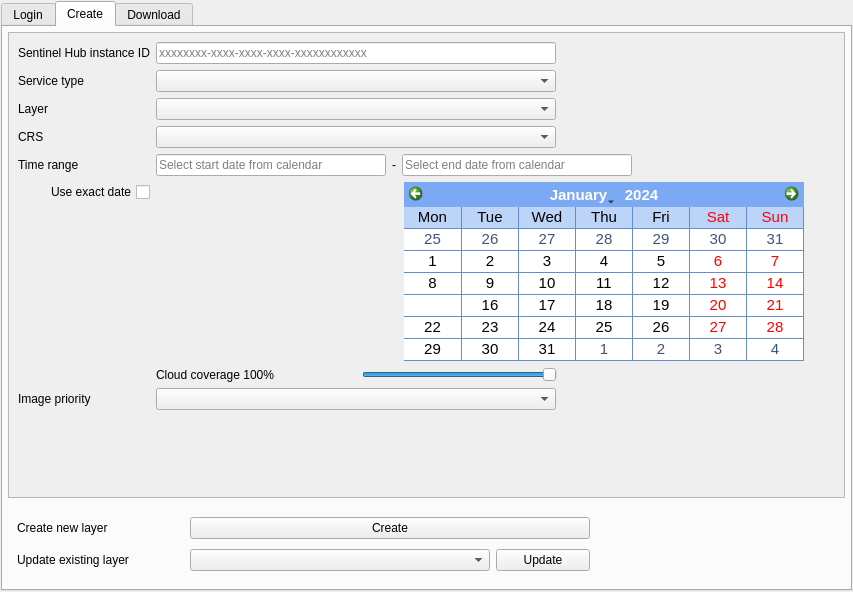
Old version of the form SentinelHub/dockwidget.ui in the repository sentinel-hub/sentinelhub-qgis-plugin.
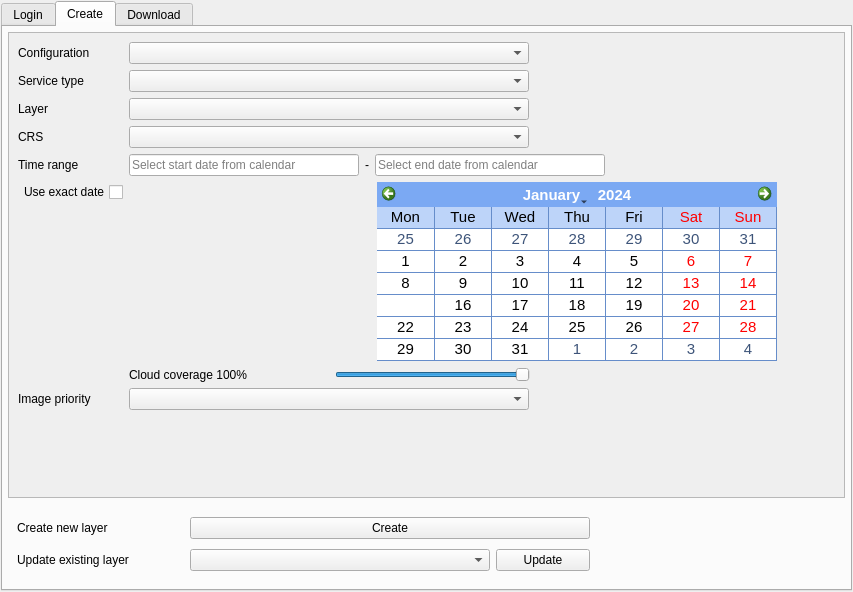
New version of the form. The open tabs and pages were chosen to show the change.

Commit message: WIP: configuration and layer updates

```diff
--- a/SentinelHub/dockwidget.ui
+++ b/SentinelHub/dockwidget.ui
@@ -340,89 +340,19 @@
               <rect>
                <x>0</x>
                <y>0</y>
-               <width>846</width>
-               <height>426</height>
+               <width>833</width>
+               <height>440</height>
               </rect>
              </property>
              <layout class="QGridLayout" name="gridLayout_4">
-              <item row="5" column="2">
-               <widget class="QComboBox" name="layers">
-                <property name="minimumSize">
-                 <size>
-                  <width>400</width>
-                  <height>0</height>
-                 </size>
-                </property>
-                <property name="maximumSize">
-                 <size>
-                  <width>400</width>
-                  <height>16777215</height>
-                 </size>
-                </property>
-               </widget>
-              </item>
-              <item row="12" column="2">
-               <spacer name="verticalSpacer">
-                <property name="orientation">
-                 <enum>Qt::Vertical</enum>
-                </property>
-                <property name="sizeHint" stdset="0">
-                 <size>
-                  <width>20</width>
-                  <height>40</height>
-                 </size>
-                </property>
-               </spacer>
-              </item>
-              <item row="11" column="0">
-               <widget class="QLabel" name="priorityLabel">
+              <item row="7" column="0">
+               <widget class="QLabel" name="crsLabel">
                 <property name="text">
-                 <string>Image priority</string>
+                 <string>CRS</string>
                 </property>
                </widget>
               </item>
-              <item row="11" column="2">
-               <widget class="QComboBox" name="priority">
-                <property name="minimumSize">
-                 <size>
-                  <width>400</width>
-                  <height>0</height>
-                 </size>
-                </property>
-                <property name="maximumSize">
-                 <size>
-                  <width>400</width>
-                  <height>16777215</height>
-                 </size>
-                </property>
-               </widget>
-              </item>
-              <item row="1" column="2">
-               <widget class="QLineEdit" name="instanceId">
-                <property name="minimumSize">
-                 <size>
-                  <width>300</width>
-                  <height>0</height>
-                 </size>
-                </property>
-                <property name="maximumSize">
-                 <size>
-                  <width>400</width>
-                  <height>16777215</height>
-                 </size>
-                </property>
-                <property name="inputMask">
-                 <string/>
-                </property>
-                <property name="text">
-                 <string/>
-                </property>
-                <property name="placeholderText">
-                 <string>xxxxxxxx-xxxx-xxxx-xxxx-xxxxxxxxxxxx</string>
-                </property>
-               </widget>
-              </item>
-              <item row="9" column="2">
+              <item row="10" column="2">
                <layout class="QHBoxLayout" name="horizontalLayout_6">
                 <item>
                  <widget class="QLabel" name="calendarSpacer">
@@ -988,44 +918,66 @@
                 </item>
                </layout>
               </item>
-              <item row="6" column="2">
-               <widget class="QComboBox" name="epsg">
-                <property name="minimumSize">
-                 <size>
-                  <width>400</width>
-                  <height>0</height>
-                 </size>
+              <item row="13" column="2">
+               <spacer name="verticalSpacer">
+                <property name="orientation">
+                 <enum>Qt::Vertical</enum>
                 </property>
-                <property name="maximumSize">
+                <property name="sizeHint" stdset="0">
                  <size>
-                  <width>400</width>
-                  <height>16777215</height>
+                  <width>20</width>
+                  <height>40</height>
                  </size>
                 </property>
-               </widget>
-              </item>
-              <item row="1" column="0">
-               <widget class="QLabel" name="instanceIdLabel">
-                <property name="text">
-                 <string>Sentinel Hub instance ID</string>
-                </property>
-               </widget>
+               </spacer>
               </item>
               <item row="6" column="0">
-               <widget class="QLabel" name="crsLabel">
-                <property name="text">
-                 <string>CRS</string>
-                </property>
-               </widget>
-              </item>
-              <item row="5" column="0">
                <widget class="QLabel" name="layerLabel">
                 <property name="text">
                  <string>Layer</string>
                 </property>
                </widget>
               </item>
-              <item row="10" column="2">
+              <item row="12" column="0">
+               <widget class="QLabel" name="priorityLabel">
+                <property name="text">
+                 <string>Image priority</string>
+                </property>
+               </widget>
+              </item>
+              <item row="12" column="2">
+               <widget class="QComboBox" name="priority">
+                <property name="minimumSize">
+                 <size>
+                  <width>400</width>
+                  <height>0</height>
+                 </size>
+                </property>
+                <property name="maximumSize">
+                 <size>
+                  <width>400</width>
+                  <height>16777215</height>
+                 </size>
+                </property>
+               </widget>
+              </item>
+              <item row="7" column="2">
+               <widget class="QComboBox" name="epsg">
+                <property name="minimumSize">
+                 <size>
+                  <width>400</width>
+                  <height>0</height>
+                 </size>
+                </property>
+                <property name="maximumSize">
+                 <size>
+                  <width>400</width>
+                  <height>16777215</height>
+                 </size>
+                </property>
+               </widget>
+              </item>
+              <item row="11" column="2">
                <layout class="QHBoxLayout" name="horizontalLayout_3">
                 <item>
                  <widget class="QLabel" name="maxccLabel">
@@ -1092,7 +1044,7 @@
                 </item>
                </layout>
               </item>
-              <item row="8" column="2">
+              <item row="9" column="2">
                <layout class="QHBoxLayout" name="horizontalLayout">
                 <item>
                  <widget class="QLineEdit" name="time0">
@@ -1181,7 +1133,33 @@
                 </item>
                </layout>
               </item>
+              <item row="5" column="2">
+               <widget class="QComboBox" name="serviceTypeComboBox">
+                <property name="minimumSize">
+                 <size>
+                  <width>400</width>
+                  <height>0</height>
+                 </size>
+                </property>
+                <property name="maximumSize">
+                 <size>
+                  <width>400</width>
+                  <height>16777215</height>
+                 </size>
+                </property>
+                <property name="editable">
+                 <bool>false</bool>
+                </property>
+               </widget>
+              </item>
               <item row="9" column="0">
+               <widget class="QLabel" name="timeRangeLabel">
+                <property name="text">
+                 <string>Time range</string>
+                </property>
+               </widget>
+              </item>
+              <item row="10" column="0">
                <layout class="QVBoxLayout" name="verticalCalendarLayout">
                 <item>
                  <layout class="QHBoxLayout" name="horizontalLayout_4">
@@ -1212,36 +1190,52 @@
                 </item>
                </layout>
               </item>
-              <item row="8" column="0">
-               <widget class="QLabel" name="timeRangeLabel">
-                <property name="text">
-                 <string>Time range</string>
-                </property>
-               </widget>
-              </item>
-              <item row="4" column="2">
-               <widget class="QComboBox" name="serviceType">
-                <property name="minimumSize">
-                 <size>
-                  <width>400</width>
-                  <height>0</height>
-                 </size>
-                </property>
-                <property name="maximumSize">
-                 <size>
-                  <width>400</width>
-                  <height>16777215</height>
-                 </size>
-                </property>
-               </widget>
-              </item>
-              <item row="4" column="0">
+              <item row="5" column="0">
                <widget class="QLabel" name="serviceTypeLabel">
                 <property name="text">
                  <string>Service type</string>
                 </property>
                </widget>
               </item>
+              <item row="6" column="2">
+               <widget class="QComboBox" name="layersComboBox">
+                <property name="minimumSize">
+                 <size>
+                  <width>400</width>
+                  <height>0</height>
+                 </size>
+                </property>
+                <property name="maximumSize">
+                 <size>
+                  <width>400</width>
+                  <height>16777215</height>
+                 </size>
+                </property>
+               </widget>
+              </item>
+              <item row="4" column="2">
+               <widget class="QComboBox" name="configurationComboBox">
+                <property name="minimumSize">
+                 <size>
+                  <width>400</width>
+                  <height>0</height>
+                 </size>
+                </property>
+                <property name="maximumSize">
+                 <size>
+                  <width>400</width>
+                  <height>16777215</height>
+                 </size>
+                </property>
+               </widget>
+              </item>
+              <item row="4" column="0">
+               <widget class="QLabel" name="configurationLabel">
+                <property name="text">
+                 <string>Configuration</string>
+                </property>
+               </widget>
+              </item>
              </layout>
             </widget>
            </widget>
```
The commit also changes 3 other files.
